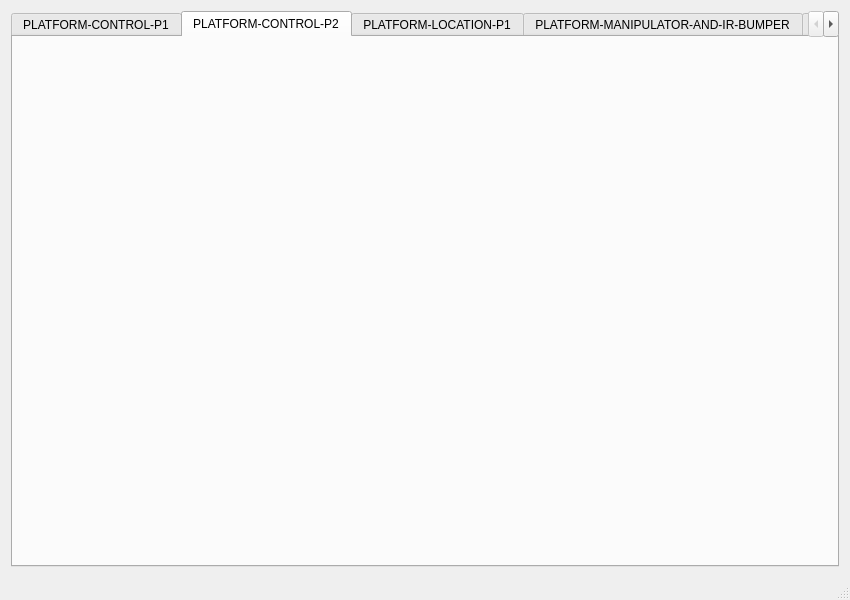
Above: software/computer/client/qt/expclient/mainwindow.ui from wercool/valter before the change. Below: the same form after it.
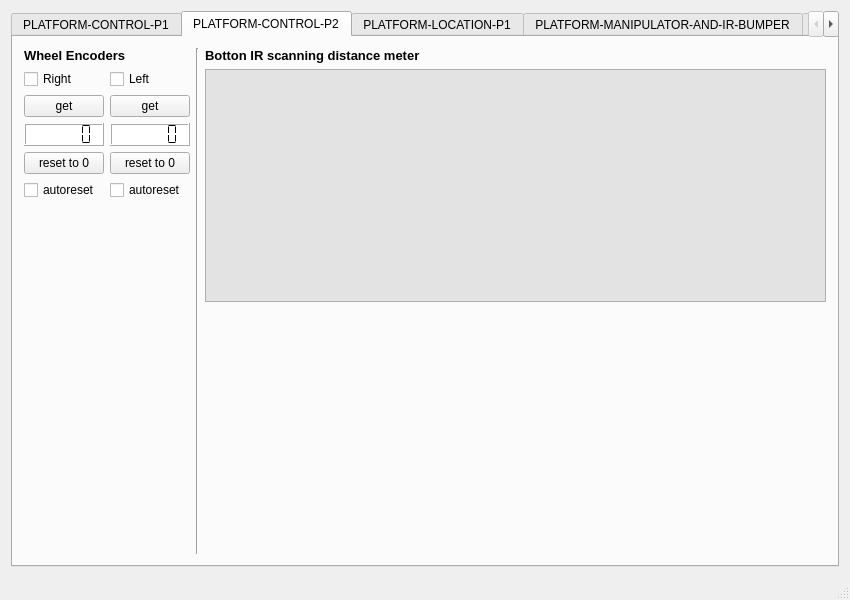
That is the form after the change. Icons and pictures are not drawn.

Commit message: soft:computer Qt client PLATFORM-CONTROL-P2 Tab initial commit

```diff
--- a/software/computer/client/qt/expclient/mainwindow.ui
+++ b/software/computer/client/qt/expclient/mainwindow.ui
@@ -69,46 +69,6 @@
               </item>
               <item row="0" column="5">
                <layout class="QVBoxLayout" name="verticalLayout_10">
-                <item alignment="Qt::AlignRight|Qt::AlignTop">
-                 <widget class="QPushButton" name="stopAllPlatformControlP1Button">
-                  <property name="minimumSize">
-                   <size>
-                    <width>100</width>
-                    <height>100</height>
-                   </size>
-                  </property>
-                  <property name="maximumSize">
-                   <size>
-                    <width>100</width>
-                    <height>100</height>
-                   </size>
-                  </property>
-                  <property name="font">
-                   <font>
-                    <pointsize>20</pointsize>
-                    <weight>75</weight>
-                    <bold>true</bold>
-                   </font>
-                  </property>
-                  <property name="autoFillBackground">
-                   <bool>false</bool>
-                  </property>
-                  <property name="styleSheet">
-                   <string notr="true">color:red;
-font-weight: bold;</string>
-                  </property>
-                  <property name="text">
-                   <string>STOP</string>
-                  </property>
-                 </widget>
-                </item>
-                <item alignment="Qt::AlignTop">
-                 <widget class="Line" name="line_10">
-                  <property name="orientation">
-                   <enum>Qt::Horizontal</enum>
-                  </property>
-                 </widget>
-                </item>
                 <item>
                  <widget class="QCheckBox" name="platformControlP1RedrawGUICheckBox">
                   <property name="text">
@@ -2732,12 +2692,254 @@
        <attribute name="title">
         <string>PLATFORM-CONTROL-P2</string>
        </attribute>
-       <layout class="QGridLayout" name="gridLayout_5">
-        <item row="0" column="0">
-         <layout class="QVBoxLayout" name="verticalLayout_20"/>
+       <layout class="QHBoxLayout" name="horizontalLayout_59">
+        <item>
+         <layout class="QVBoxLayout" name="verticalLayout_20">
+          <property name="leftMargin">
+           <number>0</number>
+          </property>
+          <property name="topMargin">
+           <number>0</number>
+          </property>
+          <item>
+           <widget class="QLabel" name="label_65">
+            <property name="font">
+             <font>
+              <pointsize>10</pointsize>
+              <weight>75</weight>
+              <bold>true</bold>
+             </font>
+            </property>
+            <property name="text">
+             <string>Wheel Encoders</string>
+            </property>
+           </widget>
+          </item>
+          <item>
+           <layout class="QHBoxLayout" name="horizontalLayout_63">
+            <property name="topMargin">
+             <number>0</number>
+            </property>
+            <item>
+             <widget class="QCheckBox" name="checkBox">
+              <property name="text">
+               <string>Right</string>
+              </property>
+             </widget>
+            </item>
+            <item>
+             <widget class="QCheckBox" name="checkBox_2">
+              <property name="text">
+               <string>Left</string>
+              </property>
+             </widget>
+            </item>
+           </layout>
+          </item>
+          <item>
+           <layout class="QHBoxLayout" name="horizontalLayout_60">
+            <property name="topMargin">
+             <number>0</number>
+            </property>
+            <item>
+             <widget class="QPushButton" name="pushButton_2">
+              <property name="text">
+               <string>get</string>
+              </property>
+             </widget>
+            </item>
+            <item>
+             <widget class="QPushButton" name="pushButton_3">
+              <property name="text">
+               <string>get</string>
+              </property>
+             </widget>
+            </item>
+           </layout>
+          </item>
+          <item>
+           <layout class="QHBoxLayout" name="horizontalLayout_61">
+            <property name="topMargin">
+             <number>0</number>
+            </property>
+            <item>
+             <widget class="QLCDNumber" name="leftMotorCurrentLcdNumber_2">
+              <property name="maximumSize">
+               <size>
+                <width>16777215</width>
+                <height>16777215</height>
+               </size>
+              </property>
+              <property name="font">
+               <font>
+                <weight>50</weight>
+                <bold>false</bold>
+               </font>
+              </property>
+              <property name="styleSheet">
+               <string notr="true">background-color:white;</string>
+              </property>
+              <property name="smallDecimalPoint">
+               <bool>true</bool>
+              </property>
+              <property name="segmentStyle">
+               <enum>QLCDNumber::Flat</enum>
+              </property>
+              <property name="value" stdset="0">
+               <double>0.000000000000000</double>
+              </property>
+              <property name="intValue" stdset="0">
+               <number>0</number>
+              </property>
+             </widget>
+            </item>
+            <item>
+             <widget class="QLCDNumber" name="leftMotorCurrentLcdNumber_3">
+              <property name="maximumSize">
+               <size>
+                <width>16777215</width>
+                <height>16777215</height>
+               </size>
+              </property>
+              <property name="font">
+               <font>
+                <weight>50</weight>
+                <bold>false</bold>
+               </font>
+              </property>
+              <property name="styleSheet">
+               <string notr="true">background-color:white;</string>
+              </property>
+              <property name="smallDecimalPoint">
+               <bool>true</bool>
+              </property>
+              <property name="segmentStyle">
+               <enum>QLCDNumber::Flat</enum>
+              </property>
+              <property name="value" stdset="0">
+               <double>0.000000000000000</double>
+              </property>
+              <property name="intValue" stdset="0">
+               <number>0</number>
+              </property>
+             </widget>
+            </item>
+           </layout>
+          </item>
+          <item>
+           <layout class="QHBoxLayout" name="horizontalLayout_62">
+            <property name="topMargin">
+             <number>0</number>
+            </property>
+            <item>
+             <widget class="QPushButton" name="pushButton_4">
+              <property name="text">
+               <string>reset to 0</string>
+              </property>
+             </widget>
+            </item>
+            <item>
+             <widget class="QPushButton" name="pushButton_5">
+              <property name="text">
+               <string>reset to 0</string>
+              </property>
+             </widget>
+            </item>
+           </layout>
+          </item>
+          <item>
+           <layout class="QHBoxLayout" name="horizontalLayout_44">
+            <property name="topMargin">
+             <number>0</number>
+            </property>
+            <item>
+             <widget class="QCheckBox" name="checkBox_3">
+              <property name="text">
+               <string>autoreset</string>
+              </property>
+             </widget>
+            </item>
+            <item>
+             <widget class="QCheckBox" name="checkBox_4">
+              <property name="text">
+               <string>autoreset</string>
+              </property>
+             </widget>
+            </item>
+           </layout>
+          </item>
+          <item>
+           <spacer name="verticalSpacer_6">
+            <property name="orientation">
+             <enum>Qt::Vertical</enum>
+            </property>
+            <property name="sizeHint" stdset="0">
+             <size>
+              <width>20</width>
+              <height>40</height>
+             </size>
+            </property>
+           </spacer>
+          </item>
+         </layout>
         </item>
-        <item row="0" column="1">
-         <layout class="QVBoxLayout" name="verticalLayout_21"/>
+        <item>
+         <widget class="Line" name="line_10">
+          <property name="orientation">
+           <enum>Qt::Vertical</enum>
+          </property>
+         </widget>
+        </item>
+        <item>
+         <layout class="QVBoxLayout" name="verticalLayout_21">
+          <item>
+           <widget class="QLabel" name="label_66">
+            <property name="font">
+             <font>
+              <pointsize>10</pointsize>
+              <weight>75</weight>
+              <bold>true</bold>
+             </font>
+            </property>
+            <property name="text">
+             <string>Botton IR scanning distance meter</string>
+            </property>
+           </widget>
+          </item>
+          <item>
+           <widget class="QGraphicsView" name="graphicsView">
+            <property name="styleSheet">
+             <string notr="true">background-color: rgb(227, 227, 227);</string>
+            </property>
+           </widget>
+          </item>
+          <item>
+           <spacer name="horizontalSpacer_4">
+            <property name="orientation">
+             <enum>Qt::Horizontal</enum>
+            </property>
+            <property name="sizeHint" stdset="0">
+             <size>
+              <width>40</width>
+              <height>20</height>
+             </size>
+            </property>
+           </spacer>
+          </item>
+          <item>
+           <spacer name="verticalSpacer_8">
+            <property name="orientation">
+             <enum>Qt::Vertical</enum>
+            </property>
+            <property name="sizeHint" stdset="0">
+             <size>
+              <width>20</width>
+              <height>40</height>
+             </size>
+            </property>
+           </spacer>
+          </item>
+         </layout>
         </item>
        </layout>
       </widget>
```
Left out of the diff: 3 changed lines with no effect on the pictures.
